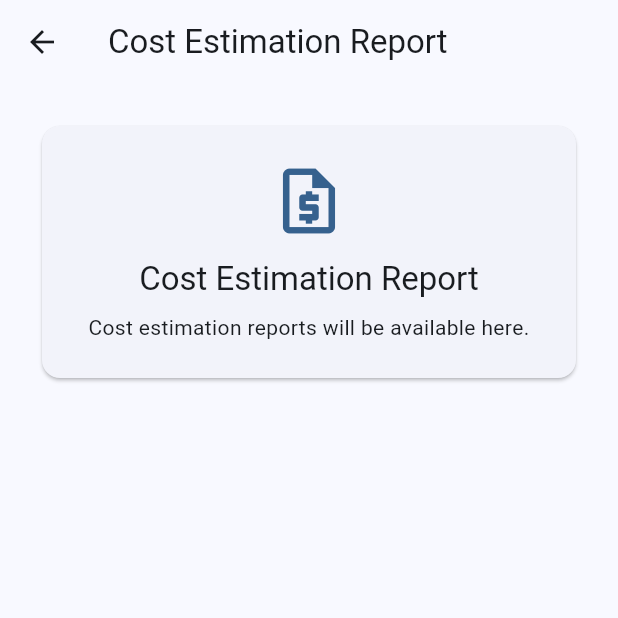
After one commit to yininglim/government_transit_collector, a Flutter app: the AiRecommendationDashboardPage screen opened directly, after a tap on "Cost Estimation Report", on a phone screen of 412 x 824 dp, the top half of it. The commit adds this screen. Run offline on Flutter 3.47's test engine with Material 3 defaults, Android fonts, the phone set to English and light mode, and no system bars; our stand-ins replace flutter_dotenv, flutter_map, geolocator, latlong2, sqflite, supabase and 2 more; missing offline and left inert: gtfs_realtime_bindings; accounts and stored records are empty.

Commit message:
Add AI transit recommendation UI and navigation

```diff
--- /dev/null
+++ b/lib/features/ai_transit_recommendation/presentation/ai_recommendation_dashboard_page.dart
@@ -0,0 +1,82 @@
+import 'package:flutter/material.dart';
+import 'package:government_transit_collector/features/ai_transit_recommendation/presentation/bus_frequency_recommendation_page.dart';
+import 'package:government_transit_collector/features/ai_transit_recommendation/presentation/cost_estimation_report_page.dart';
+import 'package:government_transit_collector/features/ai_transit_recommendation/presentation/route_bus_stop_recommendation_page.dart';
+
+class AiRecommendationDashboardPage extends StatelessWidget {
+  const AiRecommendationDashboardPage({super.key});
+
+  @override
+  Widget build(BuildContext context) {
+    return Scaffold(
+      appBar: AppBar(title: const Text('AI Recommendation Dashboard')),
+      body: SafeArea(
+        child: ListView(
+          padding: const EdgeInsets.all(24),
+          children: [
+            Text(
+              'AI Transit Recommendation',
+              style: Theme.of(
+                context,
+              ).textTheme.headlineMedium?.copyWith(fontWeight: FontWeight.bold),
+            ),
+            const SizedBox(height: 8),
+            const Text('Select a recommendation area to continue.'),
+            const SizedBox(height: 32),
+            _RecommendationSection(
+              icon: Icons.schedule,
+              title: 'Bus Frequency Recommendation',
+              onTap: () => Navigator.of(context).push(
+                MaterialPageRoute<void>(
+                  builder: (_) => const BusFrequencyRecommendationPage(),
+                ),
+              ),
+            ),
+            _RecommendationSection(
+              icon: Icons.alt_route,
+              title: 'Route & Bus Stop Recommendation',
+              onTap: () => Navigator.of(context).push(
+                MaterialPageRoute<void>(
+                  builder: (_) => const RouteBusStopRecommendationPage(),
+                ),
+              ),
+            ),
+            _RecommendationSection(
+              icon: Icons.request_quote_outlined,
+              title: 'Cost Estimation Report',
+              onTap: () => Navigator.of(context).push(
+                MaterialPageRoute<void>(
+                  builder: (_) => const CostEstimationReportPage(),
+                ),
+              ),
+            ),
+          ],
+        ),
+      ),
+    );
+  }
+}
+
+class _RecommendationSection extends StatelessWidget {
+  const _RecommendationSection({
+    required this.icon,
+    required this.title,
+    required this.onTap,
+  });
+
+  final IconData icon;
+  final String title;
+  final VoidCallback onTap;
+
+  @override
+  Widget build(BuildContext context) {
+    return Card(
+      child: ListTile(
+        leading: Icon(icon),
+        title: Text(title),
+        trailing: const Icon(Icons.chevron_right),
+        onTap: onTap,
+      ),
+    );
+  }
+}
--- /dev/null
+++ b/lib/features/ai_transit_recommendation/presentation/cost_estimation_report_page.dart
@@ -0,0 +1,44 @@
+import 'package:flutter/material.dart';
+
+class CostEstimationReportPage extends StatelessWidget {
+  const CostEstimationReportPage({super.key});
+
+  @override
+  Widget build(BuildContext context) {
+    return Scaffold(
+      appBar: AppBar(title: const Text('Cost Estimation Report')),
+      body: SafeArea(
+        child: ListView(
+          padding: const EdgeInsets.all(24),
+          children: [
+            Card(
+              child: Padding(
+                padding: const EdgeInsets.all(24),
+                child: Column(
+                  children: [
+                    Icon(
+                      Icons.request_quote_outlined,
+                      size: 52,
+                      color: Theme.of(context).colorScheme.primary,
+                    ),
+                    const SizedBox(height: 12),
+                    Text(
+                      'Cost Estimation Report',
+                      style: Theme.of(context).textTheme.titleLarge,
+                      textAlign: TextAlign.center,
+                    ),
+                    const SizedBox(height: 8),
+                    const Text(
+                      'Cost estimation reports will be available here.',
+                      textAlign: TextAlign.center,
+                    ),
+                  ],
+                ),
+              ),
+            ),
+          ],
+        ),
+      ),
+    );
+  }
+}
```
Also changed, not shown: lib/features/admin_home/presentation/admin_home_page.dart (+12 -27 lines), lib/features/ai_transit_recommendation/presentation/bus_frequency_recommendation_page.dart (added, +44 -0 lines), lib/features/ai_transit_recommendation/presentation/route_bus_stop_recommendation_page.dart (added, +44 -0 lines).
